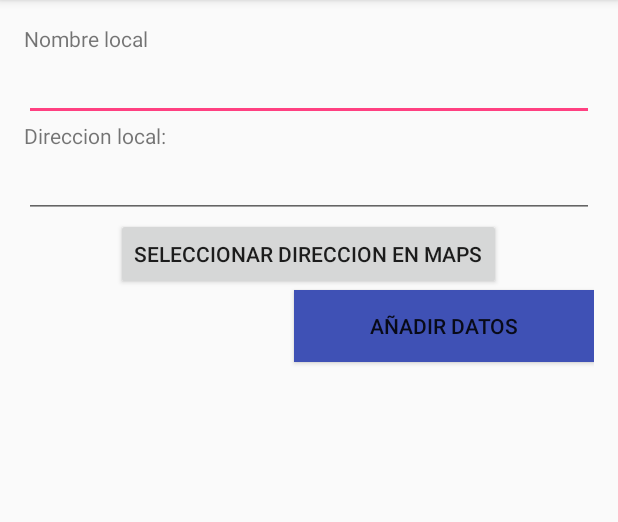
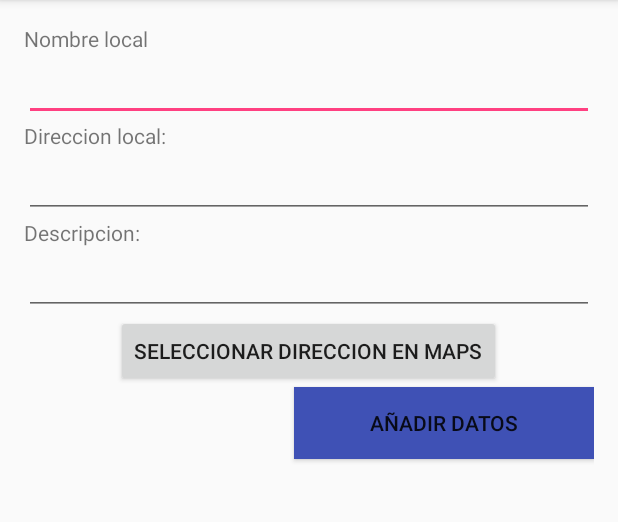
Before and after one commit to santii810/ApuntaExtra, an Android app: the AddLocalActivity screen opened directly, with no data from a screen before it, on a phone screen of 412 x 824 dp, the part 84-606 px from its top. Run offline under Robolectric (Android 15) with nearby library versions, the phone set to English and light mode, and no system bars.

```diff
--- a/app/src/main/java/sgomez/ejercicios/apuntaextra/Activities/AddDataActivity.java
+++ b/app/src/main/java/sgomez/ejercicios/apuntaextra/Activities/AddDataActivity.java
@@ -33,6 +33,7 @@ public class AddDataActivity extends AppCompatActivity {
                     Local local = new Local();
                     local.setDireccion(data.getStringExtra("direccion"));
                     local.setNombre(data.getStringExtra("nombre"));
+                    local.setDescripcion(data.getStringExtra("descripcion"));
                     local.setLatitude(data.getDoubleExtra("latitude", 0));
                     local.setLongitude(data.getDoubleExtra("longitude", 0));
                     MainActivity.getLocalRepository().addLocal(local);
--- a/app/src/main/java/sgomez/ejercicios/apuntaextra/Activities/AddLocalActivity.java
+++ b/app/src/main/java/sgomez/ejercicios/apuntaextra/Activities/AddLocalActivity.java
@@ -41,6 +41,7 @@ public class AddLocalActivity extends AppCompatActivity {
     public void buttonAddLocalOnClick(View view) {
         local.setNombre(((EditText) findViewById(R.id.editTextLocalName)).getText().toString());
         local.setDireccion(((EditText) findViewById(R.id.editTextLocalAddress)).getText().toString());
+        local.setDescripcion(((EditText) findViewById(R.id.editTextDecription)).getText().toString());
         retornarLocal(local);
 
     }
@@ -49,6 +50,7 @@ public class AddLocalActivity extends AppCompatActivity {
         Intent backData = new Intent();
         backData.putExtra("nombre", local.getNombre());
         backData.putExtra("direccion", local.getDireccion());
+        backData.putExtra("descripcion", local.getDescripcion());
         backData.putExtra("latitude", local.getLatitude());
         backData.putExtra("longitude", local.getLongitude());
         setResult(RESULT_OK, backData);
--- a/app/src/main/java/sgomez/ejercicios/apuntaextra/Model/ParseLocalRepository.java
+++ b/app/src/main/java/sgomez/ejercicios/apuntaextra/Model/ParseLocalRepository.java
@@ -20,15 +20,16 @@ public class ParseLocalRepository {
     private final String T_LATITUDE = "latitude";
     private final String T_LONGITUDE = "longitude";
     private final String T_INSERCION = "insertadoPor";
+    private final String T_DESCRIPCION = "Descripcion";
 
     public void addLocal(Local local) {
         ParseObject parseObject = new ParseObject(DBNAME);
         parseObject.put(T_NOMBRE, local.getNombre());
         parseObject.put(T_DIRECCION, local.getDireccion());
+        parseObject.put(T_DESCRIPCION, local.getDescripcion());
         parseObject.put(T_LATITUDE, local.getLatitude());
         parseObject.put(T_LONGITUDE, local.getLongitude());
         parseObject.put(T_INSERCION, MainActivity.getUsuario().getObjectId());
-
         parseObject.saveInBackground();
     }
 
--- a/app/src/main/res/layout/activity_add_local.xml
+++ b/app/src/main/res/layout/activity_add_local.xml
@@ -34,6 +34,17 @@
             android:layout_width="match_parent"
             android:layout_height="wrap_content" />
 
+        <TextView
+            android:layout_width="match_parent"
+            android:layout_height="wrap_content"
+            android:text="@string/description" />
+
+        <EditText
+            android:id="@+id/editTextDecription"
+            android:layout_width="match_parent"
+            android:layout_height="wrap_content"
+            android:inputType="textMultiLine" />
+
         <Button
             android:id="@+id/buttonMapAddressSelect"
             android:layout_width="wrap_content"
--- a/app/src/main/res/values/strings.xml
+++ b/app/src/main/res/values/strings.xml
@@ -17,4 +17,5 @@
     <string name="localAddress">Direccion local:</string>
     <string name="viewData">Visualizar datos</string>
     <string name="viewLocales">Ver locales</string>
+    <string name="description">Descripcion:</string>
 </resources>
```
Also changed, not shown: app/src/main/java/sgomez/ejercicios/apuntaextra/Model/Local.java (+9 -0 lines), app/src/main/java/sgomez/ejercicios/apuntaextra/Model/MemoryRepositories.java (added, +18 -0 lines).
